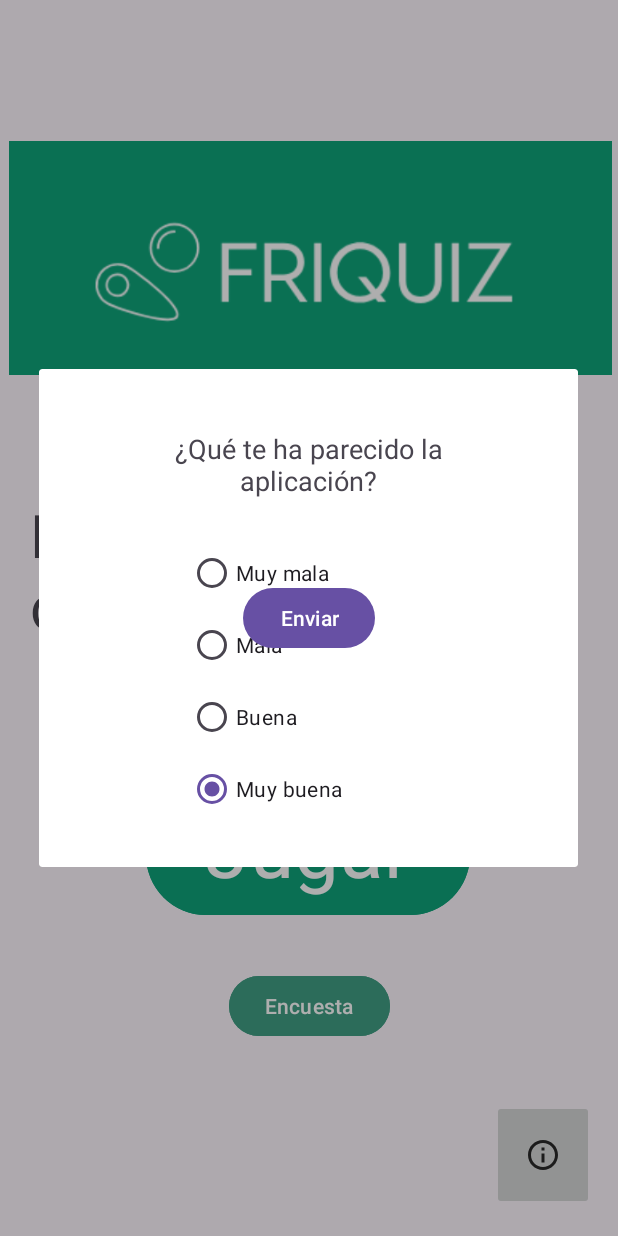
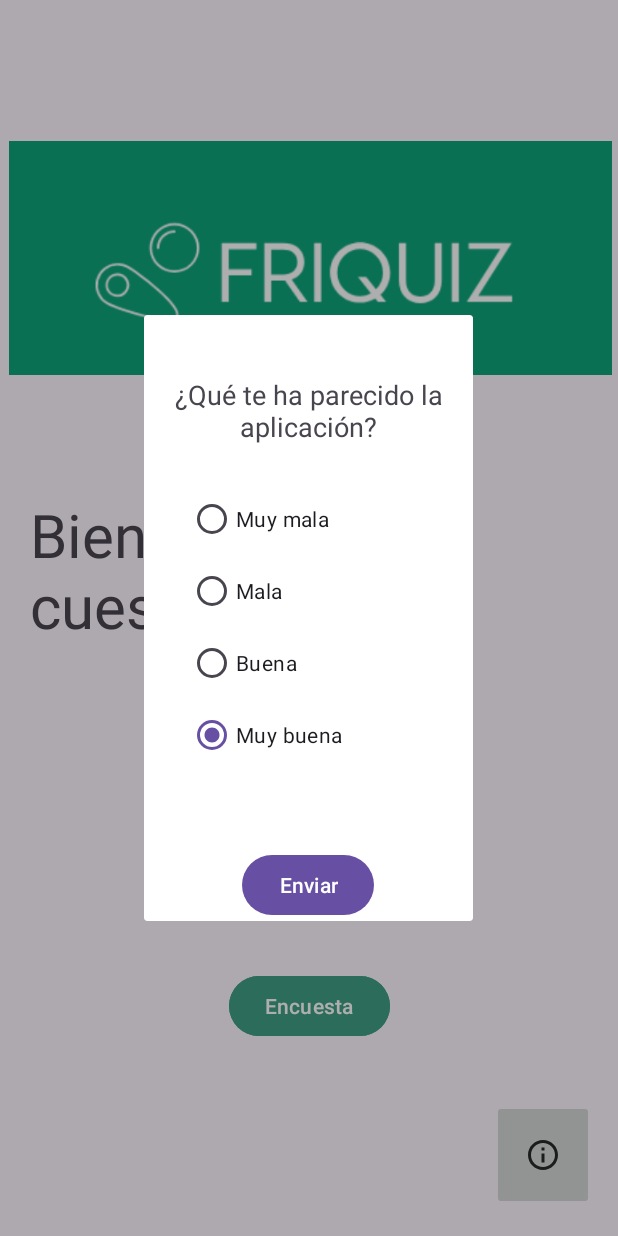
Before and after one commit to latinyloco/Moviles, an Android app: the screen it shows after launch (MainActivity), after a tap on "Encuesta", on a phone screen of 412 x 824 dp. Run offline under Robolectric (Android 15) with nearby library versions, the phone set to English and light mode, and no system bars; Roboto replaces fonts that are not available here.

Commit message:
Acabado menos colores y botón en cada pregunta

```diff
--- a/app/src/main/java/com/example/myapplication/MainActivity.java
+++ b/app/src/main/java/com/example/myapplication/MainActivity.java
@@ -4,7 +4,9 @@ import androidx.appcompat.app.AlertDialog;
 import androidx.appcompat.app.AppCompatActivity;
 
 import android.annotation.SuppressLint;
+import android.app.Dialog;
 import android.content.Intent;
+import android.graphics.Color;
 import android.os.Bundle;
 import android.view.LayoutInflater;
 import android.view.View;
@@ -16,12 +18,12 @@ import android.widget.Toast;
 
 public class MainActivity extends AppCompatActivity implements View.OnClickListener {
 
-    private Button bJugar, bEncuesta, btnEnviar;
-
-    private RadioButton ans1;
-    RadioGroup rg;
+    private Button bJugar, bEncuesta;
 
     private ImageButton bInfo;
+
+    public MainActivity() {
+    }
 
     @Override
     protected void onCreate(Bundle savedInstanceState) {
@@ -35,10 +37,8 @@ public class MainActivity extends AppCompatActivity implements View.OnClickListe
     private void instancias() {
         bJugar = findViewById(R.id.botonJuego);
         bInfo = findViewById(R.id.botonInfo);
-        btnEnviar = findViewById(R.id.btnEnviar);
 
         bEncuesta = findViewById(R.id.btnEncuestas);
-        rg = findViewById(R.id.ansEncuesta);
     }
 
     private void acciones() {
@@ -49,6 +49,9 @@ public class MainActivity extends AppCompatActivity implements View.OnClickListe
 
     @Override
     public void onClick(View v) {
+
+
+
         if (v.getId() == R.id.botonJuego) {
             Intent intent = new Intent(getApplicationContext(), JuegoActivity.class);
             startActivity(intent);
@@ -69,39 +72,31 @@ public class MainActivity extends AppCompatActivity implements View.OnClickListe
 
 
         } else if(v.getId() == R.id.btnEncuestas){
-              //crear la vista inflada
-            LayoutInflater inflador = getLayoutInflater();
-            View view = inflador.inflate(R.layout.dialog_encuesta,null);
 
-              //construir el diálogo
-            AlertDialog.Builder builder = new AlertDialog.Builder(this);
-            builder.setView(view);
-            builder.create().show();
-
-              //pop up al enviar
-            if (v.getId() == R.id.btnEnviar){
-
-                System.out.println("hola");
-
-                int a = rg.getCheckedRadioButtonId();
-                ans1 = findViewById(a);
-
-                builder.create().hide();
-
-                AlertDialog.Builder builderpop = new AlertDialog.Builder(this);
-                builderpop.setMessage("Has seleccionado: "+ans1.getText())
-                        .setTitle("Gracias por haber seleccionado una respuesta")
-                        .setCancelable(false).setNeutralButton("Aceptar",
-                                (dialog, id) -> {
-                                    dialog.cancel();
-                                });
-                AlertDialog alert = builderpop.create();
-                alert.show();
-
-            }
-
+            showCustomDialog();
 
         }
 
     }
+
+    private void showCustomDialog() {
+        final Dialog dialog = new Dialog(this);
+        dialog.setCancelable(true);         // si se clica fuera, se sale
+        dialog.setContentView(R.layout.dialog_encuesta);
+
+        final RadioGroup botonGrupo = dialog.findViewById(R.id.ansEncuesta);
+        Button btnEnviar = dialog.findViewById(R.id.btnEnviar);
+
+        btnEnviar.setOnClickListener(v -> {
+            int selectedId = botonGrupo.getCheckedRadioButtonId();
+            if (selectedId != -1) {
+                RadioButton bontonSelecionado = dialog.findViewById(selectedId);
+                String texto = bontonSelecionado.getText().toString();
+                dialog.dismiss();
+                Toast.makeText(this, "Has selecionado: "+texto, Toast.LENGTH_SHORT).show();
+            }
+        });
+
+        dialog.show();
+    }
 }
--- a/app/src/main/res/layout/dialog_encuesta.xml
+++ b/app/src/main/res/layout/dialog_encuesta.xml
@@ -58,11 +58,13 @@
         android:id="@+id/btnEnviar"
         android:layout_width="wrap_content"
         android:layout_height="wrap_content"
+        android:layout_marginTop="24dp"
         android:text="Enviar"
         app:layout_constraintBottom_toBottomOf="parent"
         app:layout_constraintEnd_toEndOf="parent"
+        app:layout_constraintHorizontal_bias="0.498"
         app:layout_constraintStart_toStartOf="parent"
-        app:layout_constraintTop_toTopOf="parent"
-        app:layout_constraintVertical_bias="0.499" />
+        app:layout_constraintTop_toBottomOf="@+id/ansEncuesta"
+        app:layout_constraintVertical_bias="0.033" />
 
 </androidx.constraintlayout.widget.ConstraintLayout>
```
Also changed, not shown: app/src/main/java/com/example/myapplication/EndActivity.java (+19 -5 lines), app/src/main/java/com/example/myapplication/ImageActivity.java (+16 -0 lines), app/src/main/res/layout/activity_end.xml (+0 -7 lines).
